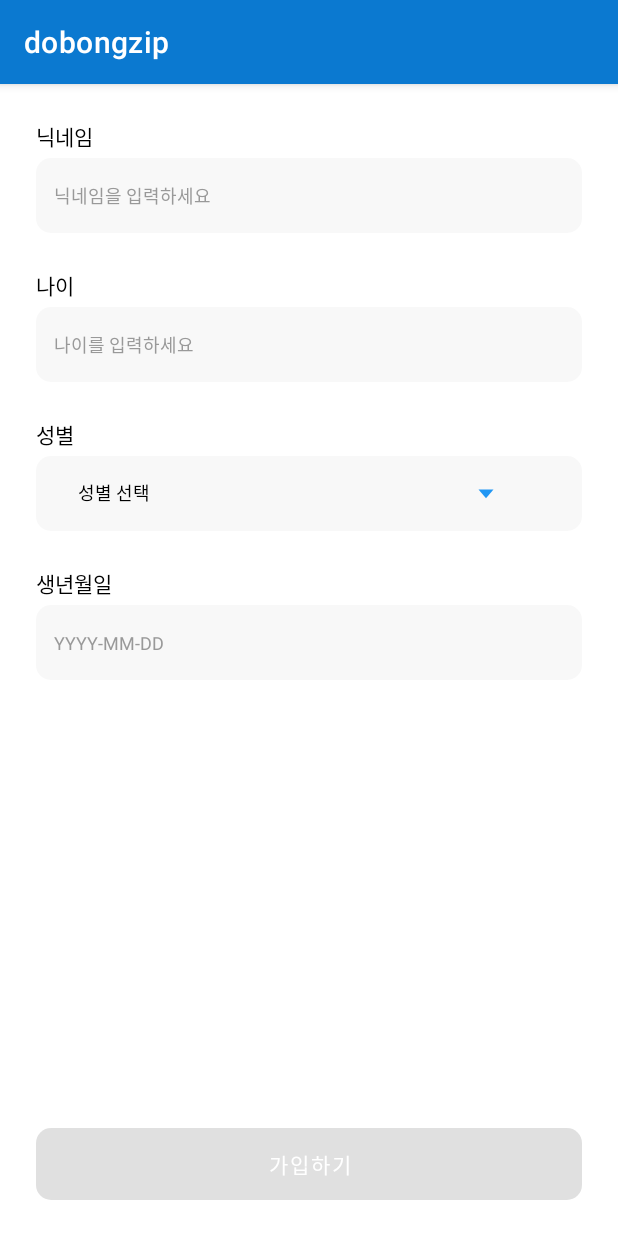
After one commit to DOBONG-explorers/FE, an Android app: the SignupStep2Activity screen opened directly, with no data from a screen before it, on a phone screen of 412 x 824 dp. The commit adds this screen. Run offline under Robolectric (Android 15) with nearby library versions, the phone set to English and light mode, and no system bars.

Commit message:
로그인페이지 수정

```diff
--- a/app/src/main/AndroidManifest.xml
+++ b/app/src/main/AndroidManifest.xml
@@ -24,6 +24,8 @@
             </intent-filter>
         </activity>
         <activity android:name=".SignupActivity" />
+        <activity android:name=".SignupStep2Activity" />
+
 
     </application>
 
--- a/app/src/main/java/kr/ac/duksung/dobongzip/LoginActivity.kt
+++ b/app/src/main/java/kr/ac/duksung/dobongzip/LoginActivity.kt
@@ -5,6 +5,7 @@ import android.os.Bundle
 import android.widget.Button
 import androidx.appcompat.app.AppCompatActivity
 import android.widget.TextView
+import kr.ac.duksung.dobongzip.SignupActivity
 
 
 class LoginActivity : AppCompatActivity() {
--- a/app/src/main/java/kr/ac/duksung/dobongzip/SignupActivity.kt
+++ b/app/src/main/java/kr/ac/duksung/dobongzip/SignupActivity.kt
@@ -1,11 +1,88 @@
 package kr.ac.duksung.dobongzip
 
+import android.content.Intent
 import android.os.Bundle
+import android.text.Editable
+import android.text.TextWatcher
+import android.widget.Button
+import android.widget.EditText
 import androidx.appcompat.app.AppCompatActivity
+import androidx.core.widget.addTextChangedListener
 
 class SignupActivity : AppCompatActivity() {
+
+    private lateinit var emailEditText: EditText
+    private lateinit var passwordEditText: EditText
+    private lateinit var confirmPasswordEditText: EditText
+    private lateinit var phoneEditText: EditText
+    private lateinit var nextButton: Button
+
     override fun onCreate(savedInstanceState: Bundle?) {
         super.onCreate(savedInstanceState)
         setContentView(R.layout.activity_signup_step1)
+
+        // View 연결
+        emailEditText = findViewById(R.id.editTextEmail)
+        passwordEditText = findViewById(R.id.editTextPassword)
+        confirmPasswordEditText = findViewById(R.id.editTextConfirmPassword)
+        phoneEditText = findViewById(R.id.editTextPhone)
+        nextButton = findViewById(R.id.nextButton)
+
+        // 텍스트 변경 리스너 적용
+        applyTextWatcher(emailEditText)
+        applyTextWatcher(passwordEditText)
+        applyTextWatcher(confirmPasswordEditText)
+        applyTextWatcher(phoneEditText)
+
+        // 다음 스텝으로 이동
+        nextButton.setOnClickListener {
+            val intent = Intent(this, SignupStep2Activity::class.java)
+            startActivity(intent)
+        }
+    }
+
+    /**
+     * 텍스트 변경 리스너를 EditText에 적용
+     */
+    private fun applyTextWatcher(editText: EditText) {
+        editText.addTextChangedListener(object : TextWatcher {
+            override fun afterTextChanged(s: Editable?) {
+                updateButtonState()
+            }
+
+            override fun beforeTextChanged(s: CharSequence?, start: Int, count: Int, after: Int) {}
+            override fun onTextChanged(s: CharSequence?, start: Int, before: Int, count: Int) {}
+        })
+    }
+
+    /**
+     * 유효성 검사 후 버튼 상태 업데이트
+     */
+    private fun updateButtonState() {
+        val isValid = isValidInput()
+
+        // 로그 찍기
+        android.util.Log.d("SignupDebug", "email=${emailEditText.text}, pw=${passwordEditText.text}, confirm=${confirmPasswordEditText.text}, phone=${phoneEditText.text}, isValid=$isValid")
+
+        nextButton.isEnabled = isValid
+        nextButton.setBackgroundResource(
+            if (isValid) R.drawable.rounded_button_blue
+            else R.drawable.rounded_button_gray
+        )
+    }
+
+    /**
+     * 모든 입력값 유효성 검사
+     */
+    private fun isValidInput(): Boolean {
+        val email = emailEditText.text.toString().trim()
+        val pw = passwordEditText.text.toString()
+        val confirm = confirmPasswordEditText.text.toString()
+        val phone = phoneEditText.text.toString().trim()
+
+        return email.isNotEmpty() &&
+                pw.length >= 6 &&
+                pw == confirm &&
+                phone.isNotEmpty()
     }
 }
--- /dev/null
+++ b/app/src/main/java/kr/ac/duksung/dobongzip/SignupStep2Activity.kt
@@ -0,0 +1,89 @@
+package kr.ac.duksung.dobongzip
+
+import android.app.DatePickerDialog
+import android.os.Bundle
+import android.widget.*
+import androidx.appcompat.app.AppCompatActivity
+import java.util.*
+
+class SignupStep2Activity : AppCompatActivity() {
+
+    private lateinit var nicknameEditText: EditText
+    private lateinit var ageEditText: EditText
+    private lateinit var genderSpinner: Spinner
+    private lateinit var birthdateEditText: EditText
+    private lateinit var completeSignupButton: Button
+
+    override fun onCreate(savedInstanceState: Bundle?) {
+        super.onCreate(savedInstanceState)
+        setContentView(R.layout.activity_signup_step2) // XML 파일 이름에 맞게 변경
+
+        nicknameEditText = findViewById(R.id.editTextNickname)
+        ageEditText = findViewById(R.id.editTextAge)
+        genderSpinner = findViewById(R.id.spinnerGender)
+        birthdateEditText = findViewById(R.id.editTextBirthdate)
+        completeSignupButton = findViewById(R.id.completeSignupButton)
+
+        setupGenderSpinner()
+        setupBirthdatePicker()
+        setupValidation()
+    }
+
+    private fun setupGenderSpinner() {
+        val genderOptions = listOf("성별 선택", "여성", "남성")
+        val adapter = ArrayAdapter(this, R.layout.spinner_item, genderOptions)
+        adapter.setDropDownViewResource(R.layout.spinner_dropdown_item)
+        genderSpinner.adapter = adapter
+    }
+
+
+    private fun setupBirthdatePicker() {
+        birthdateEditText.setOnClickListener {
+            val calendar = Calendar.getInstance()
+            val year = calendar.get(Calendar.YEAR)
+            val month = calendar.get(Calendar.MONTH)
+            val day = calendar.get(Calendar.DAY_OF_MONTH)
+
+            val datePickerDialog = DatePickerDialog(this, { _, selectedYear, selectedMonth, selectedDay ->
+                val birthdate = String.format("%04d-%02d-%02d", selectedYear, selectedMonth + 1, selectedDay)
+                birthdateEditText.setText(birthdate)
+                validateInputs()
+            }, year, month, day)
+
+            datePickerDialog.show()
+        }
+    }
+
+    private fun setupValidation() {
+        val watcher = object : android.text.TextWatcher {
+            override fun afterTextChanged(s: android.text.Editable?) = validateInputs()
+            override fun beforeTextChanged(s: CharSequence?, start: Int, count: Int, after: Int) {}
+            override fun onTextChanged(s: CharSequence?, start: Int, before: Int, count: Int) {}
+        }
+
+        nicknameEditText.addTextChangedListener(watcher)
+        ageEditText.addTextChangedListener(watcher)
+        birthdateEditText.addTextChangedListener(watcher)
+        genderSpinner.onItemSelectedListener = object : AdapterView.OnItemSelectedListener {
+            override fun onItemSelected(parent: AdapterView<*>, view: android.view.View, position: Int, id: Long) {
+                validateInputs()
+            }
+
+            override fun onNothingSelected(parent: AdapterView<*>) {}
+        }
+    }
+
+    private fun validateInputs() {
+        val nickname = nicknameEditText.text.toString().trim()
+        val age = ageEditText.text.toString().trim()
+        val birthdate = birthdateEditText.text.toString().trim()
+        val genderSelected = genderSpinner.selectedItemPosition != 0
+
+        val isAllValid = nickname.isNotEmpty() && age.isNotEmpty() && birthdate.isNotEmpty() && genderSelected
+
+        completeSignupButton.isEnabled = isAllValid
+        completeSignupButton.setBackgroundResource(
+            if (isAllValid) R.drawable.rounded_button_blue else R.drawable.rounded_button_gray
+        )
+    }
+}
--- /dev/null
+++ b/app/src/main/res/drawable/ic_arrow_down_blue.xml
@@ -0,0 +1,10 @@
+<?xml version="1.0" encoding="utf-8"?>
+<vector xmlns:android="http://schemas.android.com/apk/res/android"
+    android:width="24dp"
+    android:height="28dp"
+    android:viewportWidth="24"
+    android:viewportHeight="24">
+    <path
+        android:fillColor="#2196F3"
+        android:pathData="M7,10l5,5 5,-5"/>
+</vector>
--- /dev/null
+++ b/app/src/main/res/drawable/rounded_button_blue.xml
@@ -0,0 +1,5 @@
+<?xml version="1.0" encoding="utf-8"?>
+<shape xmlns:android="http://schemas.android.com/apk/res/android">
+    <solid android:color="#0B79D0" /> <!-- 파란색 배경 -->
+    <corners android:radius="10dp" /> <!-- 둥근 모서리 -->
+</shape>
--- /dev/null
+++ b/app/src/main/res/drawable/spinner_background.xml
@@ -0,0 +1,6 @@
+<!-- res/drawable/spinner_background.xml -->
+<shape xmlns:android="http://schemas.android.com/apk/res/android" android:shape="rectangle">
+    <solid android:color="#FFFFFF"/>
+    <stroke android:width="1dp" android:color="#CCCCCC"/>
+    <corners android:radius="10dp"/>
+</shape>
--- /dev/null
+++ b/app/src/main/res/drawable/spinner_background_rounded.xml
@@ -0,0 +1,6 @@
+<?xml version="1.0" encoding="utf-8"?>
+<shape xmlns:android="http://schemas.android.com/apk/res/android"
+    android:shape="rectangle">
+    <solid android:color="#33D9D9D9" />
+    <corners android:radius="10dp" />
+</shape>
--- /dev/null
+++ b/app/src/main/res/layout/activity_signup_step2.xml
@@ -0,0 +1,113 @@
+<?xml version="1.0" encoding="utf-8"?>
+<LinearLayout
+    xmlns:android="http://schemas.android.com/apk/res/android"
+    android:orientation="vertical"
+    android:padding="24dp"
+    android:layout_width="match_parent"
+    android:layout_height="match_parent"
+    android:background="#FFFFFF">
+
+    <!-- 닉네임 -->
+    <TextView
+        android:layout_width="match_parent"
+        android:layout_height="wrap_content"
+        android:text="닉네임"
+        android:textColor="#000000"
+        android:textSize="14sp"
+        android:layout_marginBottom="4dp"/>
+
+    <EditText
+        android:id="@+id/editTextNickname"
+        android:layout_width="match_parent"
+        android:layout_height="50dp"
+        android:layout_marginBottom="24dp"
+        android:background="@drawable/edittext_background"
+        android:hint="닉네임을 입력하세요"
+        android:padding="12dp"
+        android:textColor="#000000"
+        android:textColorHint="#999999"
+        android:textSize="12sp" />
+
+    <!-- 나이 -->
+    <TextView
+        android:layout_width="match_parent"
+        android:layout_height="wrap_content"
+        android:text="나이"
+        android:textColor="#000000"
+        android:textSize="14sp"
+        android:layout_marginBottom="4dp"/>
+
+    <EditText
+        android:id="@+id/editTextAge"
+        android:layout_width="match_parent"
+        android:layout_height="50dp"
+        android:layout_marginBottom="24dp"
+        android:background="@drawable/edittext_background"
+        android:hint="나이를 입력하세요"
+        android:inputType="number"
+        android:padding="12dp"
+        android:textColor="#000000"
+        android:textColorHint="#999999"
+        android:textSize="12sp" />
+
+    <!-- 성별 -->
+    <TextView
+        android:layout_width="match_parent"
+        android:layout_height="wrap_content"
+        android:text="성별"
+        android:textColor="#000000"
+        android:textSize="14sp"
+        android:layout_marginBottom="4dp"/>
+
+    <Spinner
+        android:id="@+id/spinnerGender"
+        android:layout_width="match_parent"
+        android:layout_height="50dp"
+        android:layout_marginBottom="24dp"
+        android:paddingStart="12dp"
+        android:paddingEnd="12dp"
+        android:background="@drawable/spinner_background_rounded"
+        android:gravity="center_vertical"
+        android:drawableRight="@drawable/ic_arrow_down_blue" />
+
+    <!-- 생년월일 -->
+    <TextView
+        android:layout_width="match_parent"
+        android:layout_height="wrap_content"
+        android:text="생년월일"
+        android:textColor="#000000"
+        android:textSize="14sp"
+        android:layout_marginBottom="4dp"/>
+
+    <EditText
+        android:id="@+id/editTextBirthdate"
+        android:layout_width="match_parent"
+        android:layout_height="50dp"
+        android:layout_marginBottom="0dp"
+        android:background="@drawable/edittext_background"
+        android:hint="YYYY-MM-DD"
+        android:focusable="false"
+        android:clickable="true"
+        android:padding="12dp"
+        android:textColor="#000000"
+        android:textColorHint="#999999"
+        android:textSize="12sp" />
+
+    <!-- 빈 공간 -->
+    <View
+        android:layout_width="match_parent"
+        android:layout_height="0dp"
+        android:layout_weight="1"/>
+
+    <!-- 가입하기 버튼 -->
+    <Button
+        android:id="@+id/completeSignupButton"
+        android:layout_width="match_parent"
+        android:layout_height="wrap_content"
+        android:text="가입하기"
+        android:textColor="#FFFFFF"
+        android:textSize="14sp"
+        android:background="@drawable/rounded_button_gray"
+        android:enabled="false"
+        android:layout_marginTop="24dp"/>
+</LinearLayout>
--- /dev/null
+++ b/app/src/main/res/layout/spinner_dropdown_item.xml
@@ -0,0 +1,10 @@
+<?xml version="1.0" encoding="utf-8"?>
+<TextView xmlns:android="http://schemas.android.com/apk/res/android"
+    android:layout_width="match_parent"
+    android:layout_height="48dp"
+    android:gravity="center_vertical"
+    android:paddingStart="16dp"
+    android:textColor="#000000"
+    android:textSize="12sp"
+    android:background="@android:color/transparent"
+/>
--- /dev/null
+++ b/app/src/main/res/layout/spinner_item.xml
@@ -0,0 +1,11 @@
+<?xml version="1.0" encoding="utf-8"?>
+<TextView xmlns:android="http://schemas.android.com/apk/res/android"
+    android:layout_width="match_parent"
+    android:layout_height="48dp"
+    android:gravity="center_vertical"
+    android:paddingStart="16dp"
+    android:paddingEnd="40dp"
+    android:drawableEnd="@drawable/ic_arrow_down_blue"
+    android:drawablePadding="12dp"
+    android:textColor="#000000"
+    android:textSize="12sp"/>
--- a/app/src/main/res/menu/bottom_nav_menu.xml
+++ b/app/src/main/res/menu/bottom_nav_menu.xml
@@ -7,11 +7,7 @@
         android:title=""
         android:icon="@drawable/home" />
 
-    <item
-        android:id="@+id/navigation_dashboard"
 
-        android:title=""
-        android:icon="@drawable/message" />
 
     <item
         android:id="@+id/navigation_notifications"
```
Also changed, not shown: app/src/main/res/layout/activity_signup_step1.xml (line endings or trailing spaces).
